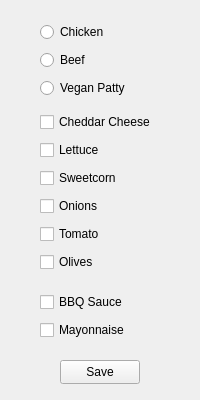
Before: the Qt Designer form create.ui in Whiteclaww/UGroceryDelivery, drawn with Qt 5.
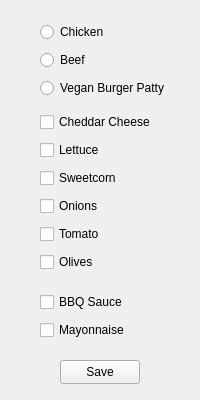
After: the same form once the commit is applied.

Commit message: buttons mostly work, but save button and create are bugged

Diff of the .ui file:
```diff
--- a/create.ui
+++ b/create.ui
@@ -26,12 +26,12 @@
     <string>Save</string>
    </property>
   </widget>
-  <widget class="QWidget" name="">
+  <widget class="QWidget" name="layoutWidget">
    <property name="geometry">
     <rect>
      <x>40</x>
      <y>20</y>
-     <width>93</width>
+     <width>127</width>
      <height>80</height>
     </rect>
    </property>
@@ -46,7 +46,7 @@
     <item row="2" column="0">
      <widget class="QRadioButton" name="radioButton_3">
       <property name="text">
-       <string>Vegan Patty</string>
+       <string>Vegan Burger Patty</string>
       </property>
      </widget>
     </item>
@@ -59,7 +59,7 @@
     </item>
    </layout>
   </widget>
-  <widget class="QWidget" name="">
+  <widget class="QWidget" name="layoutWidget">
    <property name="geometry">
     <rect>
      <x>40</x>
@@ -113,7 +113,7 @@
     </item>
    </layout>
   </widget>
-  <widget class="QWidget" name="">
+  <widget class="QWidget" name="layoutWidget">
    <property name="geometry">
     <rect>
      <x>40</x>
```
The commit also changes 11 other files.
